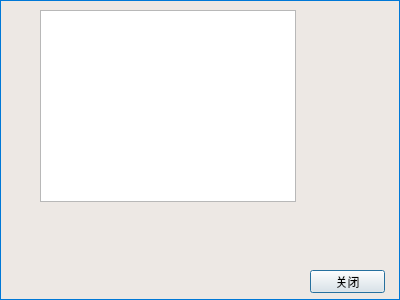
Before: the Qt Designer form about.ui in zsjsll/bracket-turntable, drawn with Qt 5.
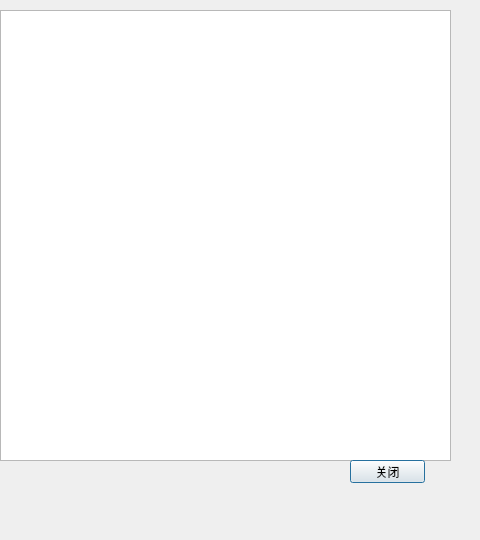
After: the same form once the commit is applied.

The edit to the form file:
```diff
--- a/about.ui
+++ b/about.ui
@@ -6,34 +6,38 @@
    <rect>
     <x>0</x>
     <y>0</y>
-    <width>400</width>
-    <height>300</height>
+    <width>480</width>
+    <height>540</height>
    </rect>
   </property>
   <property name="windowTitle">
    <string>about</string>
   </property>
   <property name="styleSheet">
-   <string notr="true">QDialog{
-background-color:#EDE8E4;
-border:1px solid #0078D7
-}</string>
+   <string notr="true"/>
   </property>
   <widget class="QTextBrowser" name="textBrowser">
    <property name="geometry">
     <rect>
-     <x>40</x>
+     <x>0</x>
      <y>10</y>
-     <width>256</width>
-     <height>192</height>
+     <width>451</width>
+     <height>451</height>
     </rect>
    </property>
+   <property name="html">
+    <string>&lt;!DOCTYPE HTML PUBLIC &quot;-//W3C//DTD HTML 4.0//EN&quot; &quot;http://www.w3.org/TR/REC-html40/strict.dtd&quot;&gt;
+&lt;html&gt;&lt;head&gt;&lt;meta name=&quot;qrichtext&quot; content=&quot;1&quot; /&gt;&lt;style type=&quot;text/css&quot;&gt;
+p, li { white-space: pre-wrap; }
+&lt;/style&gt;&lt;/head&gt;&lt;body style=&quot; font-family:'SimSun'; font-size:9pt; font-weight:400; font-style:normal;&quot;&gt;
+&lt;p style=&quot;-qt-paragraph-type:empty; margin-top:0px; margin-bottom:0px; margin-left:0px; margin-right:0px; -qt-block-indent:0; text-indent:0px;&quot;&gt;&lt;br /&gt;&lt;/p&gt;&lt;/body&gt;&lt;/html&gt;</string>
+   </property>
   </widget>
   <widget class="QPushButton" name="pushButton">
    <property name="geometry">
     <rect>
-     <x>310</x>
-     <y>270</y>
+     <x>350</x>
+     <y>460</y>
      <width>75</width>
      <height>23</height>
     </rect>
```
Left out of the diff: 19 changed lines with no effect on the pictures.
